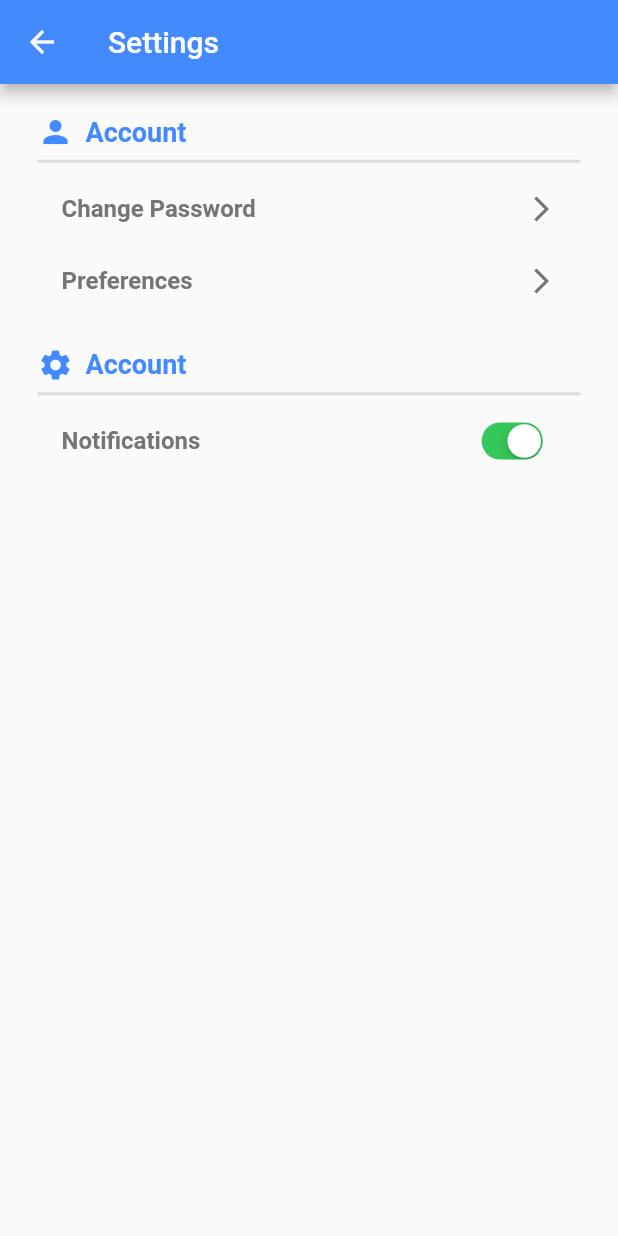
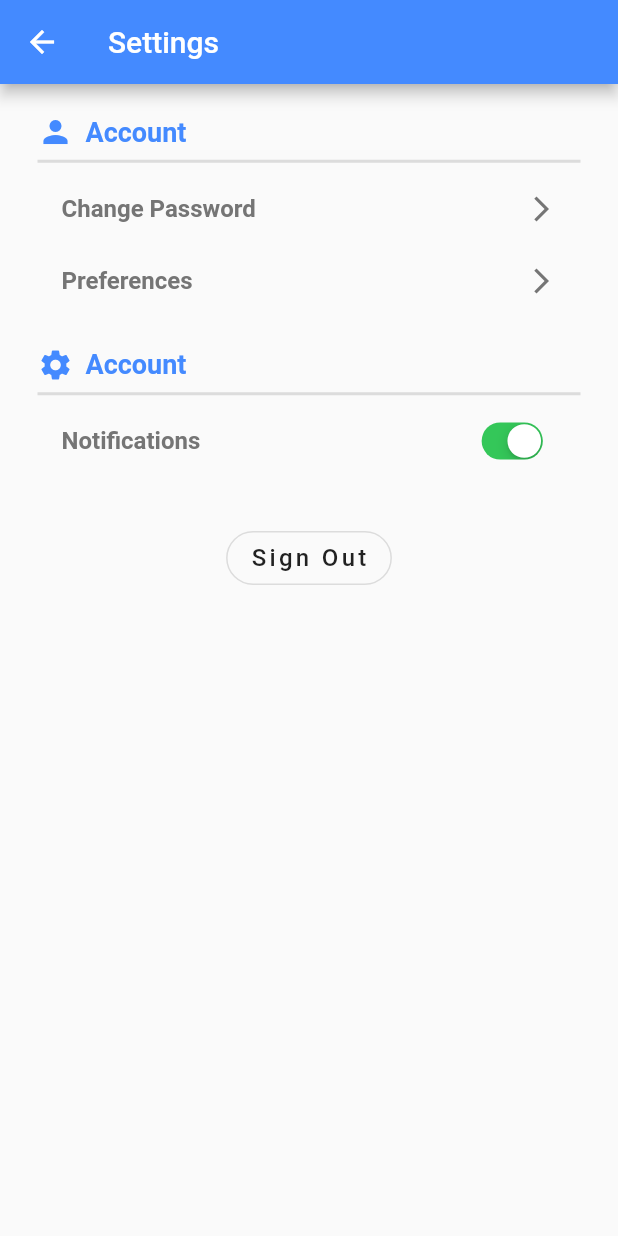
Before and after one commit to medykization/BoredomDestroyer, a Flutter app: the SettingsScreen screen opened directly, on a phone screen of 412 x 824 dp. Run offline on Flutter 3.47's test engine with Material 2 defaults, Android fonts, the phone set to English and light mode, and no system bars; our stand-ins replace flutter_spinkit, font_awesome_flutter, geolocator, shared_preferences; missing offline and left inert: google_maps_webservice; accounts and stored records are empty.

Commit message:
Sign out button added to settings screen

```diff
--- a/lib/screens/settings_screen.dart
+++ b/lib/screens/settings_screen.dart
@@ -34,6 +34,8 @@ class _SettingsScreenState extends State<SettingsScreen> {
             _buildCategoryBar('App', Icons.settings),
             Divider(height: 15, thickness: 2),
             _buildNotificationSwitch(),
+            SizedBox(height: 30),
+            _buildSignOutButton(),
           ],
         ),
       ),
@@ -144,4 +146,26 @@ class _SettingsScreenState extends State<SettingsScreen> {
       ),
     );
   }
+
+  Widget _buildSignOutButton() {
+    return Center(
+      child: OutlineButton(
+        shape: RoundedRectangleBorder(
+          borderRadius: BorderRadius.circular(20.0),
+        ),
+        onPressed: () {
+          print("Sign Out Button");
+          // TO DO
+        },
+        child: Text(
+          'Sign Out',
+          style: TextStyle(
+            fontSize: 16,
+            letterSpacing: 2.2,
+            color: Colors.black87,
+          ),
+        ),
+      ),
+    );
+  }
 }
```
